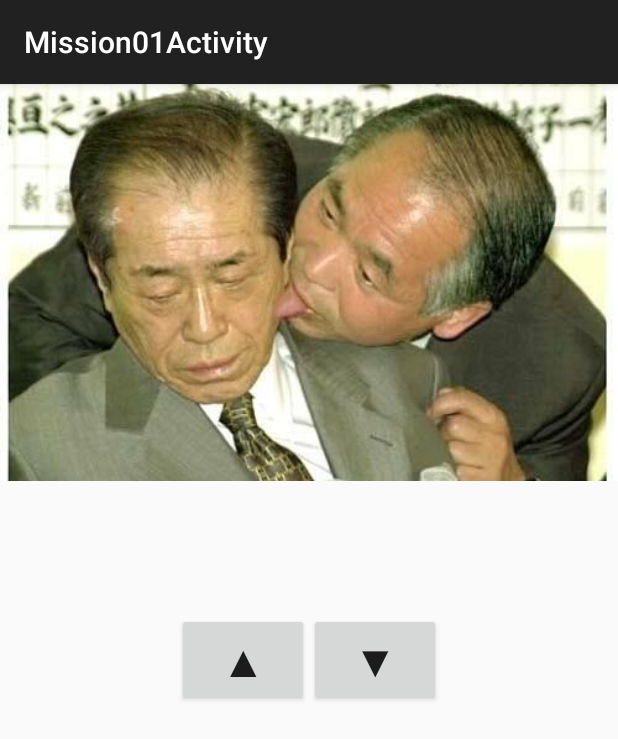
After one commit to lkb0398/Android_Exam, an Android app: the Mission01Activity screen opened directly, with no data from a screen before it, on a phone screen of 412 x 824 dp. The commit adds this screen. Shown: the top 739 px of the screen. Run offline under Robolectric (Android 15) with nearby library versions, the phone set to English and light mode, and no system bars.

Commit message:
작동완료

```diff
--- a/app/src/main/AndroidManifest.xml
+++ b/app/src/main/AndroidManifest.xml
@@ -18,7 +18,11 @@
         </activity>
         <activity
             android:name=".FramLayoutActivity"
-            android:label="@string/title_activity_fram_layout"></activity>
+            android:label="@string/title_activity_fram_layout" />
+        <activity
+            android:name=".mission.Mission01Activity"
+            android:label="@string/title_activity_mission01" >
+        </activity>
     </application>
 
 </manifest>
--- a/app/src/main/java/com/lkb0398nate/androidexam/MainActivity.java
+++ b/app/src/main/java/com/lkb0398nate/androidexam/MainActivity.java
@@ -7,6 +7,8 @@ import android.os.Bundle;
 import android.view.View;
 import android.widget.ListView;
 import android.widget.SimpleAdapter;
+
+import com.lkb0398nate.androidexam.mission.Mission01Activity;
 
 import java.text.Collator;
 import java.util.ArrayList;
@@ -54,6 +56,7 @@ public class MainActivity extends ListActivity {
         // 메뉴 추가 부분
 //        addItem(myData, "TransitionDrawable", TransitionDrawableExamActivity.class);
         addItem(myData, "FramLayout", FramLayoutActivity.class);
+        addItem(myData, "up, down", Mission01Activity.class);
 
         // ----- 메뉴 추가 여기까지
 
--- /dev/null
+++ b/app/src/main/java/com/lkb0398nate/androidexam/mission/Mission01Activity.java
@@ -0,0 +1,67 @@
+
+package com.lkb0398nate.androidexam.mission;
+
+import android.os.Bundle;
+import android.support.v7.app.AppCompatActivity;
+import android.view.View;
+import android.widget.Button;
+import android.widget.ImageView;
+
+import com.lkb0398nate.androidexam.R;
+
+public class Mission01Activity extends AppCompatActivity {
+
+    private Button mUpBtn;
+    private Button mDownBtn;
+    private ImageView mImageView1;
+    private ImageView mImageView2;
+
+    @Override
+    protected void onCreate(Bundle savedInstanceState) {
+        super.onCreate(savedInstanceState);
+        setContentView(R.layout.activity_mission01);
+
+        mUpBtn = (Button) findViewById(R.id.up_button);
+        mDownBtn = (Button) findViewById(R.id.down_button);
+        mImageView1 = (ImageView) findViewById(R.id.taste_view);
+        mImageView2 = (ImageView) findViewById(R.id.null_view);
+
+        mDownBtn.setOnClickListener(new View.OnClickListener() {
+            @Override
+            public void onClick(View v) {
+                downImage();
+            }
+        });
+
+        mUpBtn.setOnClickListener(new View.OnClickListener() {
+            @Override
+            public void onClick(View v) {
+                upImage();
+            }
+        });
+    }
+
+    public void upImage() {
+        if (mImageView2.getVisibility() == View.VISIBLE) {
+
+            mImageView1.setVisibility(View.VISIBLE);
+
+            mImageView2.setVisibility(View.INVISIBLE);
+
+        }
+
+    }
+
+    public void downImage() {
+
+        if (mImageView1.getVisibility() == View.VISIBLE) {
+
+            mImageView1.setVisibility(View.INVISIBLE);
+
+            mImageView2.setVisibility(View.VISIBLE);
+
+
+        }
+    }
+
+}
--- /dev/null
+++ b/app/src/main/res/layout/activity_mission01.xml
@@ -0,0 +1,59 @@
+<LinearLayout xmlns:android="http://schemas.android.com/apk/res/android"
+    xmlns:tools="http://schemas.android.com/tools"
+    android:layout_width="match_parent"
+    android:layout_height="match_parent"
+    android:orientation="vertical"
+    tools:context="com.lkb0398nate.androidexam.mission.Mission01Activity">
+
+    <ScrollView
+        android:layout_width="match_parent"
+        android:layout_height="0dp"
+        android:layout_weight="1">
+
+        <ImageView
+            android:id="@+id/taste_view"
+            android:layout_width="match_parent"
+            android:layout_height="match_parent"
+            android:scaleType="centerCrop"
+            android:src="@drawable/taste" />
+
+    </ScrollView>
+
+    <LinearLayout
+        android:layout_width="wrap_content"
+        android:layout_height="wrap_content"
+        android:layout_gravity="center"
+        android:orientation="horizontal">
+
+        <Button
+            android:id="@+id/up_button"
+            android:layout_width="wrap_content"
+            android:layout_height="wrap_content"
+            android:text="▲"
+            android:textSize="30dp" />
+
+        <Button
+            android:id="@+id/down_button"
+            android:layout_width="wrap_content"
+            android:layout_height="wrap_content"
+            android:text="▼"
+            android:textSize="30dp" />
+
+    </LinearLayout>
+
+    <ScrollView
+        android:layout_width="match_parent"
+        android:layout_height="0dp"
+        android:layout_weight="1">
+
+        <ImageView
+            android:id="@+id/null_view"
+            android:layout_width="match_parent"
+            android:layout_height="match_parent"
+            android:src="@drawable/taste"
+            android:scaleType="centerCrop"
+            android:visibility="gone"/>
+
+    </ScrollView>
+
+</LinearLayout>
--- a/app/src/main/res/values/strings.xml
+++ b/app/src/main/res/values/strings.xml
@@ -4,4 +4,5 @@
     <string name="hello_world">Hello world!</string>
     <string name="action_settings">Settings</string>
     <string name="title_activity_fram_layout">FramLayoutActivity</string>
+    <string name="title_activity_mission01">Mission01Activity</string>
 </resources>
```
Also changed, not shown: app/src/main/res/menu/menu_mission01.xml (added, +7 -0 lines).
